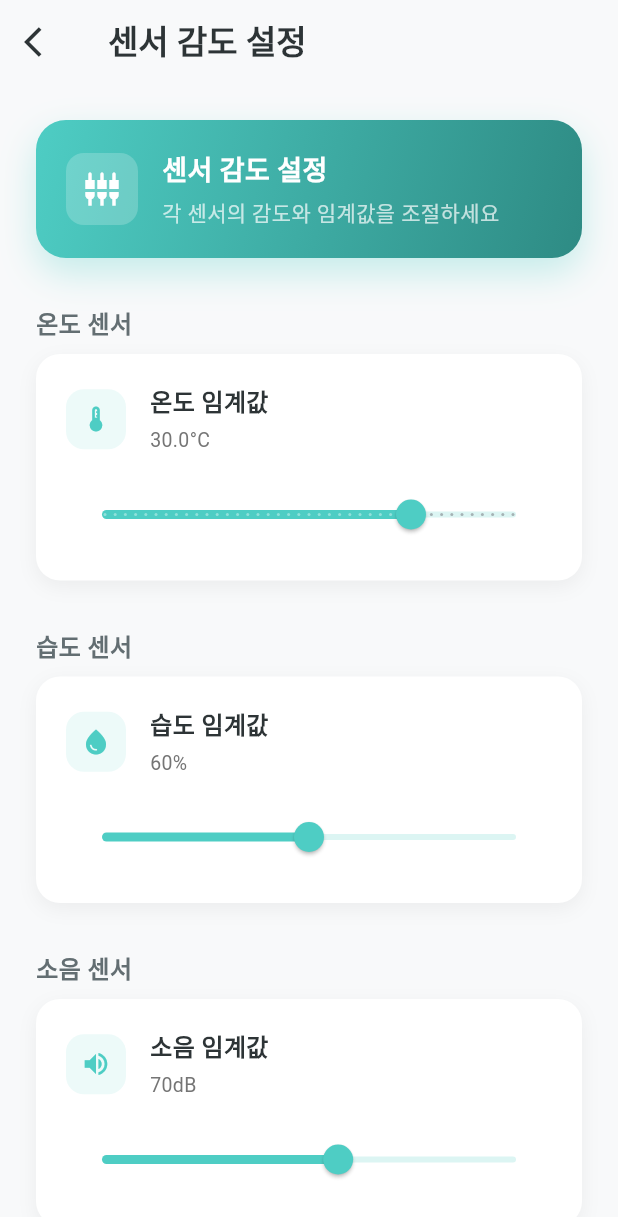
After one commit to Reynard9/CareApp, a Flutter app: the SensorSensitivityPage screen opened directly, on a phone screen of 412 x 824 dp. The commit adds this screen. Shown: the top 1217 px of the screen. Run offline on Flutter 3.47's test engine with Material 3 defaults, Android fonts, the phone set to English and light mode, and no system bars; our stand-ins replace fl_chart, flutter_dotenv, permission_handler, syncfusion_flutter_gauges, table_calendar; missing offline and left inert: kakao_flutter_sdk, qr_code_scanner; network calls fail; Roboto replaces fonts that are missing (Pretendard).

Commit message:
UI/UX 개선: QR 스캔 페이지, 알림 설정, 센서 감도 설정 페이지 업데이트

```diff
--- a/lib/views/sensor/sensor_data_page.dart
+++ b/lib/views/sensor/sensor_data_page.dart
@@ -9,7 +9,7 @@ import 'package:http/http.dart' as http;
 import 'package:flutter_dotenv/flutter_dotenv.dart';
 
 /// 센서 데이터를 표시하는 페이지 위젯
-/// 온도, 습도, 소음 데이터를 그래프로 시각화
+/// 온도, 습도, 소음 데이터를 그래프로 시각화하고 실시간으로 모니터링
 class SensorDataPage extends StatefulWidget {
   const SensorDataPage({super.key});
 
@@ -18,35 +18,50 @@ class SensorDataPage extends StatefulWidget {
 }
 
 class _SensorDataPageState extends State<SensorDataPage> {
+  // 데이터 로딩을 위한 Future 객체
   late Future<void> _loadDataFuture;
+  // 주기적인 데이터 갱신을 위한 타이머
   Timer? _timer;
-  double temperature = 24.0;  // 기본 더미 데이터
-  double humidity = 45.0;     // 기본 더미 데이터
-  double soundIn = 35.0;      // 기본 더미 데이터
-  List<double> temperatureData = [24.0, 25.0, 24.0, 23.0, 24.0, 25.0, 26.0, 25.0, 24.0, 24.0];  // 더미 데이터
-  List<double> humidityData = [45.0, 46.0, 47.0, 45.0, 44.0, 45.0, 46.0, 45.0, 44.0, 45.0];     // 더미 데이터
-  List<double> soundData = [35.0, 40.0, 38.0, 42.0, 35.0, 37.0, 39.0, 36.0, 38.0, 35.0];        // 더미 데이터
+
+  // 현재 센서 데이터 값들 (더미 데이터로 초기화)
+  double temperature = 24.0;  // 온도 (섭씨)
+  double humidity = 45.0;     // 습도 (%)
+  double soundIn = 35.0;      // 소음 (dB)
+
+  // 최근 10개의 센서 데이터를 저장하는 리스트 (더미 데이터로 초기화)
+  List<double> temperatureData = [24.0, 25.0, 24.0, 23.0, 24.0, 25.0, 26.0, 25.0, 24.0, 24.0];
+  List<double> humidityData = [45.0, 46.0, 47.0, 45.0, 44.0, 45.0, 46.0, 45.0, 44.0, 45.0];
+  List<double> soundData = [35.0, 40.0, 38.0, 42.0, 35.0, 37.0, 39.0, 36.0, 38.0, 35.0];
+
+  // 더미 데이터 사용 여부 플래그
   bool isUsingDummyData = false;
 
+  /// API에서 센서 데이터를 가져오는 메서드
   Future<void> fetchSensorData() async {
     try {
+      // 환경 변수에서 API URL 가져오기
       final url = Uri.parse(dotenv.env['API_SENSOR_URL']!);
       final response = await http.get(url);
 
       if (response.statusCode == 200) {
+        // 응답 데이터 파싱
         final data = json.decode(utf8.decode(response.bodyBytes));
         print('Sensor Data: $data');
 
         setState(() {
+          // 센서 데이터 업데이트
           temperature = (data[0]['data']['temperature']['in'] as num).toDouble();
           humidity = (data[0]['data']['humidty']['in'] as num).toDouble();
           soundIn = (data[0]['data']['sound_in'] as num).toDouble();
 
+          // 데이터 리스트 관리 (최대 10개 유지)
           if (temperatureData.length > 10) {
             temperatureData.removeAt(0);
             humidityData.removeAt(0);
             soundData.removeAt(0);
           }
+
+          // 새로운 데이터 추가
           temperatureData.add(temperature);
           humidityData.add(humidity);
           soundData.add(soundIn);
@@ -62,6 +77,7 @@ class _SensorDataPageState extends State<SensorDataPage> {
     }
   }
 
+  /// API 호출 실패 시 더미 데이터를 사용하는 메서드
   void _useDummyData() {
     if (!isUsingDummyData) {
       setState(() {
@@ -80,6 +96,7 @@ class _SensorDataPageState extends State<SensorDataPage> {
     }
   }
 
+ /// 주기적으로 센서 데이터를 갱신하는 타이머 시작
   void _startPolling() {
     _timer = Timer.periodic(const Duration(seconds: 3), (timer) {
       fetchSensorData();
@@ -139,6 +156,7 @@ class _SensorDataPageState extends State<SensorDataPage> {
           child: Column(
             crossAxisAlignment: CrossAxisAlignment.stretch,
             children: [
+                  // 더미 데이터 사용 시 경고 메시지
               if (isUsingDummyData)
                 Container(
                   margin: const EdgeInsets.only(top: 16),
@@ -161,7 +179,8 @@ class _SensorDataPageState extends State<SensorDataPage> {
                   ),
                 ),
               const SizedBox(height: 16),
-              // 1. 상단 상태 카드
+
+                  // 1. 상단 상태 카드 - 실내 환경 상태 표시
               Container(
                 padding: const EdgeInsets.all(24),
                 margin: const EdgeInsets.only(bottom: 16),
@@ -182,6 +201,7 @@ class _SensorDataPageState extends State<SensorDataPage> {
                   ],
                 ),
               ),
+
               // 1-2. 어르신 정서 상태 카드
               Container(
                 padding: const EdgeInsets.all(24),
@@ -203,7 +223,8 @@ class _SensorDataPageState extends State<SensorDataPage> {
                   ],
                 ),
               ),
-              // 2. 센서별 카드 3개
+
+                  // 2. 센서별 카드 3개 - 온도, 습도, 소음 현재값 표시
               Row(
                 children: [
                   Expanded(child: _sensorCard(Icons.thermostat, '온도', '${temperature.toStringAsFixed(1)}°C', '쾌적', Colors.red)),
@@ -214,13 +235,16 @@ class _SensorDataPageState extends State<SensorDataPage> {
                 ],
               ),
               const SizedBox(height: 20),
-              // 3. 경고 메시지
+
+                  // 3. 경고 메시지 - 소음 주의 표시
               const SizedBox(height: 20),
               _warningBox(),
-              // 4. 습도 게이지 카드
+
+                  // 4. 습도 게이지 카드 - 원형 게이지로 습도 표시
               _humidityGaugeCard(humidity),
               const SizedBox(height: 20),
-              // 5. 온도/소음 그래프 추가
+
+                  // 5. 온도/소음 그래프 - 온도 게이지와 소음 라인 차트
               _thermometerGaugeCard(temperature, 0, 40),
               const SizedBox(height: 16),
               _noiseLineChart(soundData, 50, soundIn),
@@ -233,30 +257,38 @@ class _SensorDataPageState extends State<SensorDataPage> {
     );
   }
 
+  /// 센서 카드 위젯 생성
+  /// 각 센서의 현재값과 상태를 표시하는 카드
+  /// @param icon - 센서 종류를 나타내는 아이콘 (예: 온도계, 물방울, 스피커)
+  /// @param label - 센서의 이름 (예: '온도', '습도', '소음')
+  /// @param value - 현재 측정값 (예: '24.5°C', '45%', '35.0dB')
+  /// @param status - 현재 상태 설명 (예: '쾌적', '다소 건조', '높은 수준')
+  /// @param color - 카드의 테마 색상 (예: 빨간색, 파란색, 주황색)
   Widget _sensorCard(IconData icon, String label, String value, String status, Color color) {
-    return Container(
-      padding: const EdgeInsets.symmetric(vertical: 20),
-      decoration: BoxDecoration(
-        color: Colors.white,
-        borderRadius: BorderRadius.circular(18),
+    return Container(                                                     // 카드의 외부 컨테이너
+      padding: const EdgeInsets.symmetric(vertical: 20),                  // 상하 20픽셀의 내부 여백
+      decoration: BoxDecoration(                                          // 카드의 시각적 스타일
+        color: Colors.white,                                              // 흰색 배경
+        borderRadius: BorderRadius.circular(18),                          // 18픽셀의 둥근 모서리
       ),
-      child: Column(
-        mainAxisAlignment: MainAxisAlignment.center,
+      child: Column(                                                     // 세로 방향으로 요소들을 배치
+        mainAxisAlignment: MainAxisAlignment.center,                      // 세로 중앙 정렬
         children: [
-          Icon(icon, color: color, size: 28),
-          const SizedBox(height: 8),
-          Text(label, style: const TextStyle(fontSize: 15, color: Colors.black87)),
-          const SizedBox(height: 8),
-          Text(value, style: const TextStyle(fontSize: 22, fontWeight: FontWeight.bold)),
-          const SizedBox(height: 4),
-          Text(status, style: const TextStyle(fontSize: 13, color: Colors.grey)),
+          Icon(icon, color: color, size: 28),                            // 센서 아이콘 (28픽셀 크기)
+          const SizedBox(height: 8),                                      // 8픽셀 간격
+          Text(label, style: const TextStyle(fontSize: 15, color: Colors.black87)),  // 센서 이름 (15픽셀 크기)
+          const SizedBox(height: 8),                                      // 8픽셀 간격
+          Text(value, style: const TextStyle(fontSize: 22, fontWeight: FontWeight.bold)),  // 측정값 (22픽셀 크기, 굵게)
+          const SizedBox(height: 4),                                      // 4픽셀 간격
+          Text(status, style: const TextStyle(fontSize: 13, color: Colors.grey)),  // 상태 텍스트 (13픽셀 크기, 회색)
         ],
       ),
     );
   }
 
+  /// 습도 게이지 카드 위젯 생성
+  /// 원형 게이지로 현재 습도를 시각화
   Widget _humidityGaugeCard(double value) {
-    // value: 0~100
     return Container(
       margin: const EdgeInsets.only(top: 8),
       padding: const EdgeInsets.all(20),
@@ -280,6 +312,7 @@ class _SensorDataPageState extends State<SensorDataPage> {
             child: Stack(
               alignment: Alignment.center,
               children: [
+                // 원형 게이지 차트
                 PieChart(
                   PieChartData(
                     startDegreeOffset: 180,
@@ -301,6 +334,7 @@ class _SensorDataPageState extends State<SensorDataPage> {
                     ],
                   ),
                 ),
+                // 중앙 값 표시
                 Column(
                   mainAxisAlignment: MainAxisAlignment.center,
                   children: [
@@ -325,6 +359,8 @@ class _SensorDataPageState extends State<SensorDataPage> {
     );
   }
 
+  /// 센서 라인 차트 카드 위젯 생성
+  /// 시간에 따른 센서 데이터 변화를 라인 차트로 표시
   Widget _sensorLineChartCard(String label, String unit, List<double> data, Color color) {
     return Container(
       padding: const EdgeInsets.all(20),
@@ -377,6 +413,8 @@ class _SensorDataPageState extends State<SensorDataPage> {
     );
   }
 
+  /// 온도 게이지 카드 위젯 생성
+  /// 수직 게이지로 현재 온도를 시각화
   Widget _thermometerGaugeCard(double value, double min, double max) {
     return Container(
       padding: const EdgeInsets.all(20),
@@ -451,6 +489,8 @@ class _SensorDataPageState extends State<SensorDataPage> {
     );
   }
 
+  /// 경고 메시지 박스 위젯 생성
+  /// 소음 수준이 높을 때 경고 메시지 표시
   Widget _warningBox() {
     return Container(
       padding: const EdgeInsets.all(16),
@@ -478,11 +518,16 @@ class _SensorDataPageState extends State<SensorDataPage> {
     );
   }
 
+  /// 소음 라인 차트 위젯 생성
+  /// 시간에 따른 소음 데이터를 라인 차트로 표시하고 임계값을 기준으로 색상 구분
   Widget _noiseLineChart(List<double> data, double threshold, double currentValue) {
+    // 데이터 포인트 생성
     final spots = List.generate(data.length, (i) => FlSpot(i.toDouble(), data[i]));
-    // 파란색 구간과 빨간색 구간 분리
+
+    // 임계값을 기준으로 파란색(정상)과 빨간색(주의) 구간 분리
     final blueSpots = <FlSpot>[];
     final redSpots = <FlSpot>[];
+
     for (var i = 0; i < spots.length; i++) {
       if (spots[i].y <= threshold) {
         blueSpots.add(spots[i]);
@@ -499,6 +544,7 @@ class _SensorDataPageState extends State<SensorDataPage> {
         redSpots.add(spots[i]);
       }
     }
+
     // 그래프 위젯
     return Container(
       padding: const EdgeInsets.all(20),
@@ -546,6 +592,7 @@ class _SensorDataPageState extends State<SensorDataPage> {
                   ),
                   borderData: FlBorderData(show: false),
                   lineBarsData: [
+                    // 정상 구간 (파란색)
                     if (blueSpots.isNotEmpty)
                       LineChartBarData(
                         spots: blueSpots,
@@ -558,6 +605,7 @@ class _SensorDataPageState extends State<SensorDataPage> {
                         ),
                         dotData: FlDotData(show: false),
                       ),
+                    // 주의 구간 (빨간색)
                     if (redSpots.isNotEmpty)
                       LineChartBarData(
                         spots: redSpots,
--- /dev/null
+++ b/lib/views/settings/sensor_sensitivity_page.dart
@@ -0,0 +1,360 @@
+import 'package:flutter/material.dart';
+
+class SensorSensitivityPage extends StatefulWidget {
+  const SensorSensitivityPage({super.key});
+
+  @override
+  State<SensorSensitivityPage> createState() => _SensorSensitivityPageState();
+}
+
+class _SensorSensitivityPageState extends State<SensorSensitivityPage> {
+  // 센서 감도 설정값
+  double _temperatureThreshold = 30.0;  // 온도 임계값
+  double _humidityThreshold = 60.0;     // 습도 임계값
+  double _noiseThreshold = 70.0;        // 소음 임계값
+  double _motionSensitivity = 0.7;      // 동작 감지 감도
+  double _lightSensitivity = 0.5;       // 조도 감지 감도
+
+  @override
+  Widget build(BuildContext context) {
+    return Scaffold(
+      backgroundColor: const Color(0xFFF8F9FA),
+      appBar: AppBar(
+        title: const Text(
+          '센서 감도 설정',
+          style: TextStyle(
+            color: Color(0xFF2D3436),
+            fontWeight: FontWeight.bold,
+          ),
+        ),
+        backgroundColor: const Color(0xFFF8F9FA),
+        elevation: 0,
+        leading: IconButton(
+          icon: const Icon(Icons.arrow_back_ios, color: Color(0xFF2D3436)),
+          onPressed: () => Navigator.pop(context),
+        ),
+      ),
+      body: ListView(
+        children: [
+          const SizedBox(height: 24),
+          _buildHeader(),
+          const SizedBox(height: 24),
+          _buildSection(
+            title: '온도 센서',
+            children: [
+              _buildSliderItem(
+                icon: Icons.thermostat,
+                title: '온도 임계값',
+                subtitle: '${_temperatureThreshold.toStringAsFixed(1)}°C',
+                value: _temperatureThreshold,
+                min: 15.0,
+                max: 35.0,
+                divisions: 40,
+                onChanged: (value) {
+                  setState(() {
+                    _temperatureThreshold = value;
+                  });
+                },
+              ),
+            ],
+          ),
+          const SizedBox(height: 24),
+          _buildSection(
+            title: '습도 센서',
+            children: [
+              _buildSliderItem(
+                icon: Icons.water_drop,
+                title: '습도 임계값',
+                subtitle: '${_humidityThreshold.toStringAsFixed(0)}%',
+                value: _humidityThreshold,
+                min: 30.0,
+                max: 90.0,
+                divisions: 60,
+                onChanged: (value) {
+                  setState(() {
+                    _humidityThreshold = value;
+                  });
+                },
+              ),
+            ],
+          ),
+          const SizedBox(height: 24),
+          _buildSection(
+            title: '소음 센서',
+            children: [
+              _buildSliderItem(
+                icon: Icons.volume_up,
+                title: '소음 임계값',
+                subtitle: '${_noiseThreshold.toStringAsFixed(0)}dB',
+                value: _noiseThreshold,
+                min: 30.0,
+                max: 100.0,
+                divisions: 70,
+                onChanged: (value) {
+                  setState(() {
+                    _noiseThreshold = value;
+                  });
+                },
+              ),
+            ],
+          ),
+          const SizedBox(height: 24),
+          _buildSection(
+            title: '동작 감지',
+            children: [
+              _buildSliderItem(
+                icon: Icons.directions_walk,
+                title: '동작 감지 감도',
+                subtitle: '${(_motionSensitivity * 100).toStringAsFixed(0)}%',
+                value: _motionSensitivity,
+                min: 0.0,
+                max: 1.0,
+                divisions: 10,
+                onChanged: (value) {
+                  setState(() {
+                    _motionSensitivity = value;
+                  });
+                },
+              ),
+            ],
+          ),
+          const SizedBox(height: 24),
+          _buildSection(
+            title: '조도 센서',
+            children: [
+              _buildSliderItem(
+                icon: Icons.light_mode,
+                title: '조도 감지 감도',
+                subtitle: '${(_lightSensitivity * 100).toStringAsFixed(0)}%',
+                value: _lightSensitivity,
+                min: 0.0,
+                max: 1.0,
+                divisions: 10,
+                onChanged: (value) {
+                  setState(() {
+                    _lightSensitivity = value;
+                  });
+                },
+              ),
+            ],
+          ),
+          const SizedBox(height: 32),
+          _buildSaveButton(),
+          const SizedBox(height: 32),
+        ],
+      ),
+    );
+  }
+
+  Widget _buildHeader() {
+    return Container(
+      margin: const EdgeInsets.symmetric(horizontal: 24),
+      padding: const EdgeInsets.all(20),
+      decoration: BoxDecoration(
+        gradient: const LinearGradient(
+          colors: [Color(0xFF4ECDC4), Color(0xFF2E8B84)],
+          begin: Alignment.topLeft,
+          end: Alignment.bottomRight,
+        ),
+        borderRadius: BorderRadius.circular(20),
+        boxShadow: [
+          BoxShadow(
+            color: const Color(0xFF4ECDC4).withOpacity(0.3),
+            blurRadius: 20,
+            offset: const Offset(0, 10),
+          ),
+        ],
+      ),
+      child: Row(
+        children: [
+          Container(
+            padding: const EdgeInsets.all(12),
+            decoration: BoxDecoration(
+              color: Colors.white.withOpacity(0.2),
+              borderRadius: BorderRadius.circular(12),
+            ),
+            child: const Icon(
+              Icons.settings_input_component,
+              color: Colors.white,
+              size: 24,
+            ),
+          ),
+          const SizedBox(width: 16),
+          const Expanded(
+            child: Column(
+              crossAxisAlignment: CrossAxisAlignment.start,
+              children: [
+                Text(
+                  '센서 감도 설정',
+                  style: TextStyle(
+                    color: Colors.white,
+                    fontSize: 18,
+                    fontWeight: FontWeight.bold,
+                  ),
+                ),
+                SizedBox(height: 4),
+                Text(
+                  '각 센서의 감도와 임계값을 조절하세요',
+                  style: TextStyle(
+                    color: Colors.white70,
+                    fontSize: 14,
+                  ),
+                ),
+              ],
+            ),
+          ),
+        ],
+      ),
+    );
+  }
+
+  Widget _buildSection({
+    required String title,
+    required List<Widget> children,
+  }) {
+    return Column(
+      crossAxisAlignment: CrossAxisAlignment.start,
+      children: [
+        Padding(
+          padding: const EdgeInsets.symmetric(horizontal: 24, vertical: 8),
+          child: Text(
+            title,
+            style: const TextStyle(
+              fontSize: 16,
+              fontWeight: FontWeight.bold,
+              color: Color(0xFF636E72),
+            ),
+          ),
+        ),
+        Container(
+          margin: const EdgeInsets.symmetric(horizontal: 24),
+          decoration: BoxDecoration(
+            color: Colors.white,
+            borderRadius: BorderRadius.circular(16),
+            boxShadow: [
+              BoxShadow(
+                color: Colors.black.withOpacity(0.05),
+                blurRadius: 10,
+                offset: const Offset(0, 4),
+              ),
+            ],
+          ),
+          child: Column(
+            children: children,
+          ),
+        ),
+      ],
+    );
+  }
+
+  Widget _buildSliderItem({
+    required IconData icon,
+    required String title,
+    required String subtitle,
+    required double value,
+    required double min,
+    required double max,
+    required int divisions,
+    required ValueChanged<double> onChanged,
+  }) {
+    return Padding(
+      padding: const EdgeInsets.all(20),
+      child: Column(
+        crossAxisAlignment: CrossAxisAlignment.start,
+        children: [
+          Row(
+            children: [
+              Container(
+                padding: const EdgeInsets.all(10),
+                decoration: BoxDecoration(
+                  color: const Color(0xFF4ECDC4).withOpacity(0.1),
+                  borderRadius: BorderRadius.circular(12),
+                ),
+                child: Icon(icon, color: const Color(0xFF4ECDC4), size: 20),
+              ),
+              const SizedBox(width: 16),
+              Expanded(
+                child: Column(
+                  crossAxisAlignment: CrossAxisAlignment.start,
+                  children: [
+                    Text(
+                      title,
+                      style: const TextStyle(
+                        fontSize: 16,
+                        fontWeight: FontWeight.w600,
+                        color: Color(0xFF2D3436),
+                      ),
+                    ),
+                    const SizedBox(height: 4),
+                    Text(
+                      subtitle,
+                      style: TextStyle(
+                        fontSize: 13,
+                        color: Colors.grey[600],
+                      ),
+                    ),
+                  ],
+                ),
+              ),
+            ],
+          ),
+          const SizedBox(height: 16),
+          SliderTheme(
+            data: SliderThemeData(
+              activeTrackColor: const Color(0xFF4ECDC4),
+              inactiveTrackColor: const Color(0xFF4ECDC4).withOpacity(0.2),
+              thumbColor: const Color(0xFF4ECDC4),
+              overlayColor: const Color(0xFF4ECDC4).withOpacity(0.1),
+              valueIndicatorColor: const Color(0xFF4ECDC4),
+              valueIndicatorTextStyle: const TextStyle(
+                color: Colors.white,
+                fontSize: 14,
+              ),
+            ),
+            child: Slider(
+              value: value,
+              min: min,
+              max: max,
+              divisions: divisions,
+              label: subtitle,
+              onChanged: onChanged,
+            ),
+          ),
+        ],
+      ),
+    );
+  }
+
+  Widget _buildSaveButton() {
+    return Padding(
+      padding: const EdgeInsets.symmetric(horizontal: 24),
+      child: ElevatedButton(
+        onPressed: () {
+          // TODO: 설정 저장 로직 구현
+          ScaffoldMessenger.of(context).showSnackBar(
+            const SnackBar(
+              content: Text('센서 감도 설정이 저장되었습니다'),
+              backgroundColor: Color(0xFF4ECDC4),
+            ),
+          );
+          Navigator.pop(context);
+        },
+        style: ElevatedButton.styleFrom(
+          backgroundColor: const Color(0xFF4ECDC4),
+          padding: const EdgeInsets.symmetric(vertical: 16),
+          shape: RoundedRectangleBorder(
+            borderRadius: BorderRadius.circular(12),
+          ),
+        ),
+        child: const Text(
+          '설정 저장',
+          style: TextStyle(
+            fontSize: 16,
+            fontWeight: FontWeight.bold,
+            color: Colors.white,
+          ),
+        ),
+      ),
+    );
+  }
+}
```
Also changed, not shown: lib/views/auth/qr_scan_page.dart (+27 -2 lines), lib/views/menu/menu_page.dart (+7 -1 lines), lib/views/settings/notification_settings_page.dart (+74 -55 lines).
